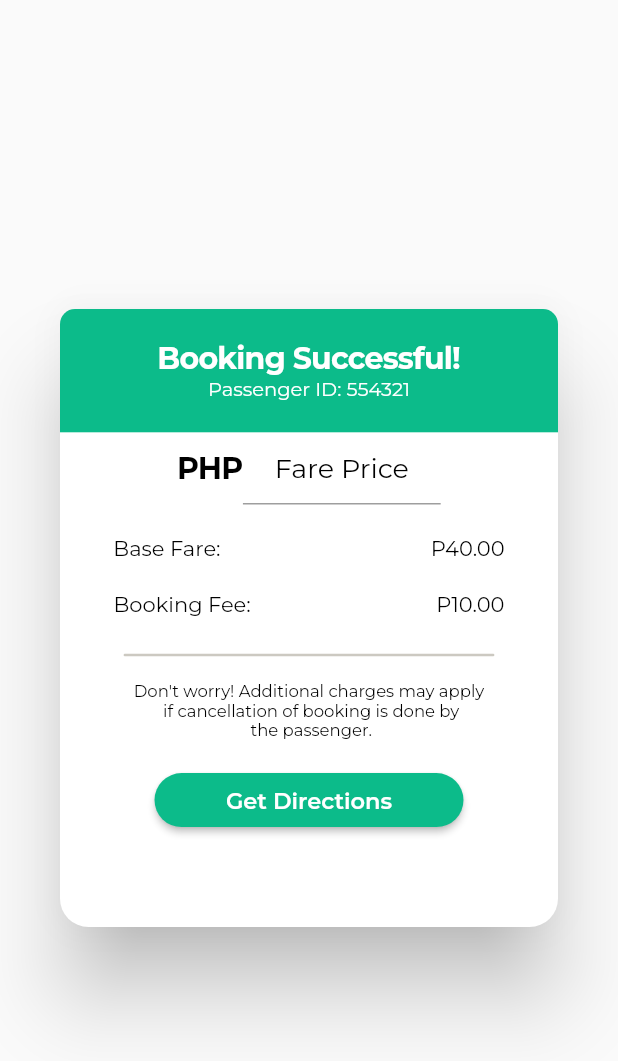
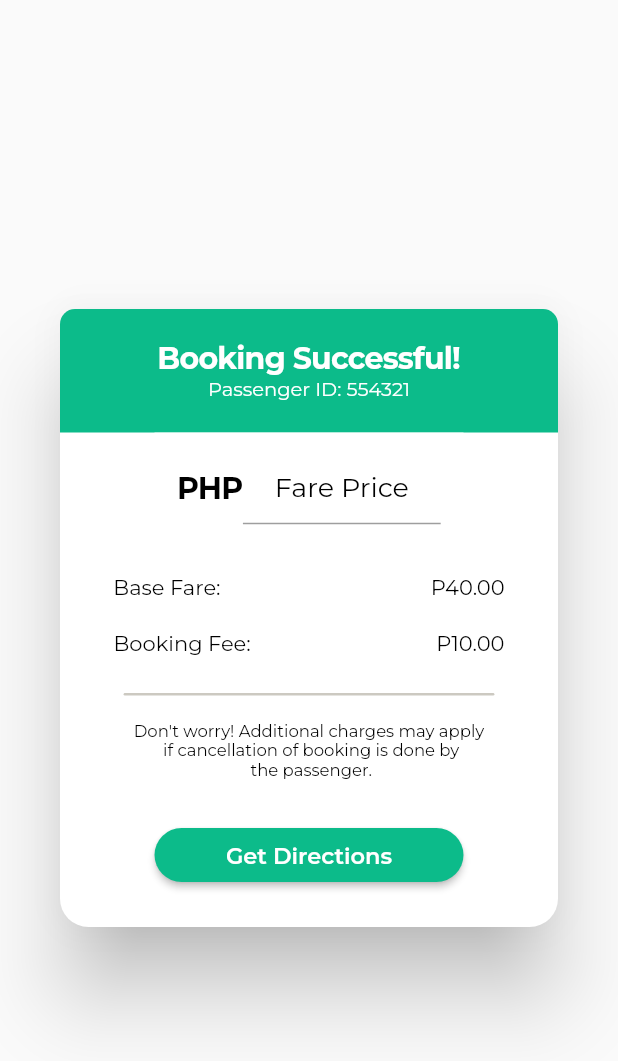
Before and after one commit to kryzlerahne/E-Hatid-Driver-App, a Flutter app: the BookingSuccessDialog widget shown alone on an empty page, opened directly, on a phone screen of 412 x 824 dp. Shown: the top 1061 px of the screen. Run offline on Flutter 3.47's test engine with Material 2 defaults, Android fonts, the phone set to English and light mode, and no system bars; our stand-ins replace animate_do, cloud_firestore, curved_navigation_bar, email_validator, firebase_auth, firebase_core and 9 more; missing offline and left inert: flutter_polyline_points; accounts and stored records are empty.

Commit message:
Responsive Layout for Fare Price

```diff
--- a/lib/accept_decline.dart
+++ b/lib/accept_decline.dart
@@ -309,7 +309,7 @@ class BookingSuccessDialog extends StatelessWidget {
           borderRadius: BorderRadius.circular(19)
       ),
       child: Container(
-        height: MediaQuery.of(context).size.height / 2,
+        height: Adaptive.h(50),
         child: Column(
           children: [
             Container(
@@ -347,6 +347,8 @@ class BookingSuccessDialog extends StatelessWidget {
             ),
             Form(
               child: Container(
+                width: Adaptive.w(50),
+                height: Adaptive.h(9),
                 color: Colors.white,
                 child: Row(
                   mainAxisAlignment: MainAxisAlignment.center,
@@ -435,6 +437,8 @@ class BookingSuccessDialog extends StatelessWidget {
             ),
             SizedBox(height: Adaptive.h(2),),
             Center(
+              child: Container(
+                height: Adaptive.h(8),
                 child: Text(
                   "Don't worry! Additional charges may apply\n if cancellation of booking is done by\n the passenger.",
                   textAlign: TextAlign.center,
@@ -445,7 +449,8 @@ class BookingSuccessDialog extends StatelessWidget {
                   ),
                 ),
               ),
-            SizedBox(height: Adaptive.h(2),),
+            ),
+           // SizedBox(height: Adaptive.h(3),),
             MaterialButton(
               onPressed: () {
                 Navigator.pushReplacement(context, MaterialPageRoute(
--- a/lib/homescreen.dart
+++ b/lib/homescreen.dart
@@ -79,7 +79,8 @@ class _HomePageState extends State<HomePage> {
         backgroundColor: Color(0xFFFFFCEA),
         appBar: AppBar(
           centerTitle: true,
-          title: Text("Home"),
+          title: Text("Home",
+              style:TextStyle(fontFamily: 'Montserrat', fontSize: 18, fontWeight: FontWeight.bold)),
           backgroundColor: Color(0xFFFED90F),
         ),
         drawer: Drawer(
```
Lines whose indentation alone changed are shown as unchanged.
